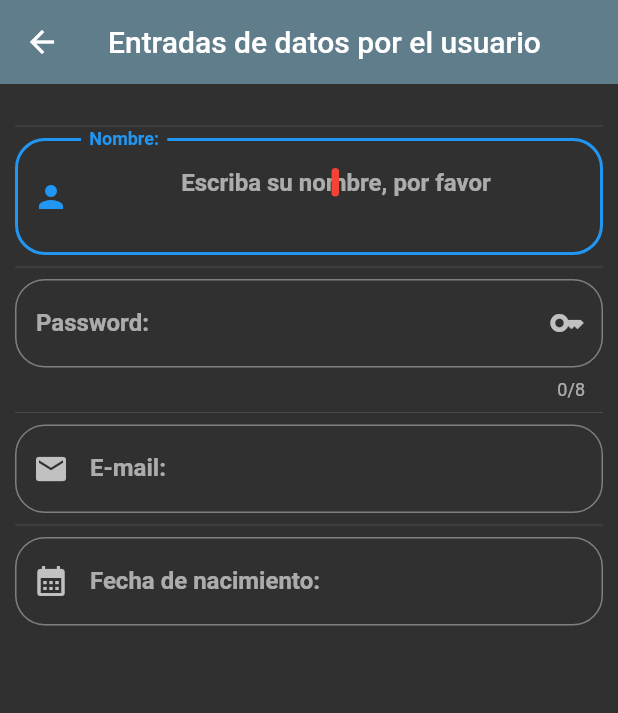
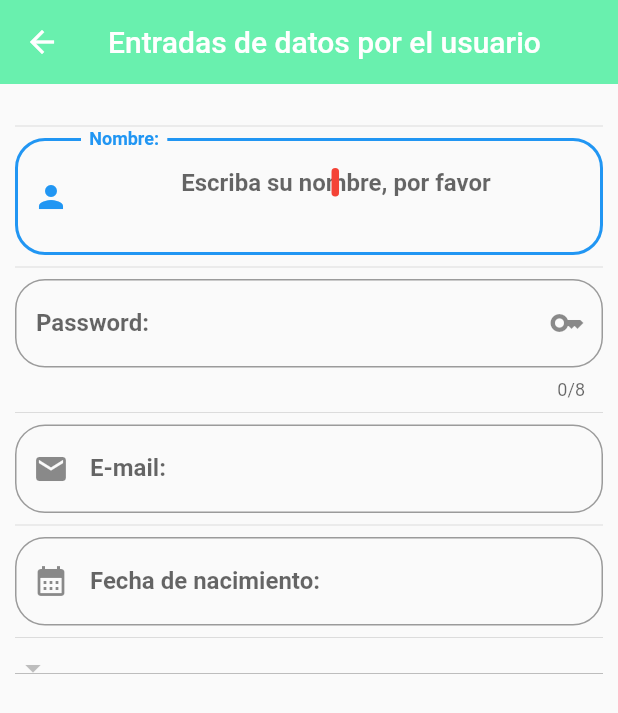
Before and after one commit to Migeuskz/componentes, a Flutter app: the screen it shows after launch, after a tap on "Entradas de datos", on a phone screen of 412 x 824 dp. Shown: the top 713 px of the screen. Run offline on Flutter 3.47's test engine with Material 2 defaults, Android fonts, the phone set to English and light mode, and no system bars.

Commit message:
agregando error dropmenuitem

```diff
--- a/lib/main.dart
+++ b/lib/main.dart
@@ -1,6 +1,7 @@
 import 'package:flutter/material.dart';
 import 'package:flutter_localizations/flutter_localizations.dart';
 import 'package:componentes/ui/sreeens/screens.dart';
+import 'package:componentes/utils/app_theme.dart';
 
 void main() => runApp(const MyApp());
 
@@ -32,15 +33,7 @@ class MyApp extends StatelessWidget {
         return MaterialPageRoute(
             builder: (BuildContext context) => const AlertsScreen());
       },
-      theme: ThemeData.dark().copyWith(
-        //Color primario
-        primaryColor: Colors.indigo,
-        // AppBar Theme:
-        appBarTheme: const AppBarTheme(
-          color: Colors.blueGrey,
-          elevation: 0,
-        ),
-      ),
+      theme: AppTheme.lightTheme,
     );
   }
 }
--- a/lib/ui/sreeens/inputs_screen.dart
+++ b/lib/ui/sreeens/inputs_screen.dart
@@ -1,4 +1,5 @@
 import 'package:flutter/material.dart';
+import 'package:intl/intl.dart';
 
 class InputsScreen extends StatefulWidget {
   const InputsScreen({super.key});
@@ -12,7 +13,7 @@ class _InputsScreenState extends State<InputsScreen> {
   String _password = '';
   String _email = '';
   String _fecha = '';
-  final TextEditingController _inputFieldDataController =
+  final TextEditingController _inputFieldDateController =
       TextEditingController();
   @override
   Widget build(BuildContext context) {
@@ -31,6 +32,8 @@ class _InputsScreenState extends State<InputsScreen> {
           _crearEntradaMail(),
           const Divider(),
           _crearEntradaFecha(),
+          const Divider(),
+          _crearDropDown(),
         ],
       ),
     );
@@ -132,7 +135,8 @@ class _InputsScreenState extends State<InputsScreen> {
 
   Widget _crearEntradaFecha() {
     return TextField(
-      autofocus: false,
+      controller: _inputFieldDateController,
+      enableInteractiveSelection: false,
       textAlign: TextAlign.center,
       textCapitalization: TextCapitalization.sentences,
       style: const TextStyle(
@@ -171,9 +175,27 @@ class _InputsScreenState extends State<InputsScreen> {
     if (picked != null) {
       setState(() {
         _fecha = picked.toString();
-        print(_fecha);
-        _inputFieldDataController.text = _fecha;
+        // print(_fecha);
+        _fecha = DateFormat('dd-MM-yyyy').format(picked);
+        _inputFieldDateController.text =
+            _fecha; // muestra la fecha en el TextField
       });
     }
   }
+
+  Widget _crearDropDown() {
+    return DropdownButton(items: const [], onChanged: (opt) {});
+  }
+
+  List<DropdownMenuItem<String>> getOptionsDropDown() {
+    List<String> _lenguajes = ['Java', 'PHP', 'JavaScript', 'Dart'];
+    List<DropdownMenuItem<String>> lista = List();
+    _lenguajes.forEach((lenguaje) {
+      lista.add(DropdownMenuItem(
+        child: Text(lenguaje),
+        value: lenguaje,
+      ));
+    });
+    return lista;
+  }
 }
--- /dev/null
+++ b/lib/utils/app_theme.dart
@@ -0,0 +1,24 @@
+import 'package:flutter/material.dart';
+
+class AppTheme {
+  static const Color primary = Colors.greenAccent;
+  static final ThemeData lightTheme = ThemeData.light().copyWith(
+    // Color primario
+    primaryColor: Colors.blueAccent,
+    //AppBar Theme
+    appBarTheme: const AppBarTheme(
+      color: primary,
+      elevation: 0,
+    ),
+  );
+
+  static final ThemeData darkTheme = ThemeData.dark().copyWith(
+    //Color primario
+    primaryColor: Colors.indigo,
+    // AppBar Theme:
+    appBarTheme: const AppBarTheme(
+      color: Colors.blueGrey,
+      elevation: 0,
+    ),
+  );
+}
--- a/pubspec.yaml
+++ b/pubspec.yaml
@@ -9,6 +9,7 @@ environment:
 dependencies:
   flutter:
     sdk: flutter
+  intl: ^0.17.0
 
 dev_dependencies:
   flutter_test:
```
Also changed, not shown: pubspec.lock.
